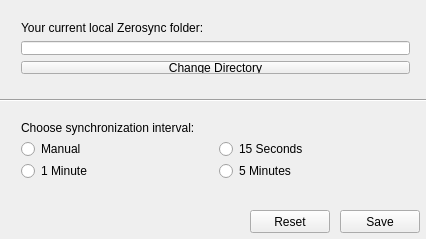
Qt form ZeroSyncDesktop/mainwindow.ui (zerosync/zeroclient) before a commit.
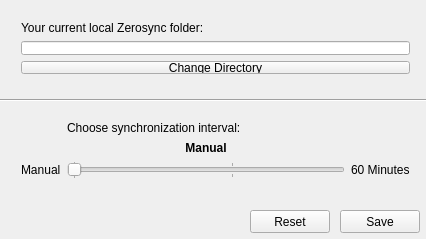
The same form after that commit.

Patch:
```diff
--- a/ZeroSyncDesktop/mainwindow.ui
+++ b/ZeroSyncDesktop/mainwindow.ui
@@ -110,35 +110,59 @@
      </rect>
     </property>
     <layout class="QGridLayout" name="gridLayout">
-     <item row="1" column="0">
-      <widget class="QRadioButton" name="radioButtonManual">
+     <item row="3" column="1">
+      <widget class="QSlider" name="sliderSyncInterval">
+       <property name="maximum">
+        <number>3600000</number>
+       </property>
+       <property name="singleStep">
+        <number>10000</number>
+       </property>
+       <property name="pageStep">
+        <number>60000</number>
+       </property>
+       <property name="orientation">
+        <enum>Qt::Horizontal</enum>
+       </property>
+       <property name="tickPosition">
+        <enum>QSlider::TicksBothSides</enum>
+       </property>
+       <property name="tickInterval">
+        <number>60000</number>
+       </property>
+      </widget>
+     </item>
+     <item row="3" column="2">
+      <widget class="QLabel" name="labelSyncIntervalMax">
+       <property name="text">
+        <string>60 Minutes</string>
+       </property>
+      </widget>
+     </item>
+     <item row="3" column="0">
+      <widget class="QLabel" name="labelSyncIntervalMin">
        <property name="text">
         <string>Manual</string>
        </property>
       </widget>
      </item>
-     <item row="2" column="0">
-      <widget class="QRadioButton" name="radioButton1Min">
-       <property name="text">
-        <string>1 Minute</string>
-       </property>
-      </widget>
-     </item>
-     <item row="1" column="1">
-      <widget class="QRadioButton" name="radioButton15Sec">
-       <property name="text">
-        <string>15 Seconds</string>
-       </property>
-      </widget>
-     </item>
      <item row="2" column="1">
-      <widget class="QRadioButton" name="radioButton5Min">
+      <widget class="QLabel" name="labelSyncIntervalValue">
+       <property name="font">
+        <font>
+         <weight>75</weight>
+         <bold>true</bold>
+        </font>
+       </property>
        <property name="text">
-        <string>5 Minutes</string>
+        <string>Manual</string>
+       </property>
+       <property name="alignment">
+        <set>Qt::AlignCenter</set>
        </property>
       </widget>
      </item>
-     <item row="0" column="0" colspan="2">
+     <item row="1" column="1">
       <widget class="QLabel" name="labelSynchronization">
        <property name="text">
         <string>Choose synchronization interval:</string>
```
